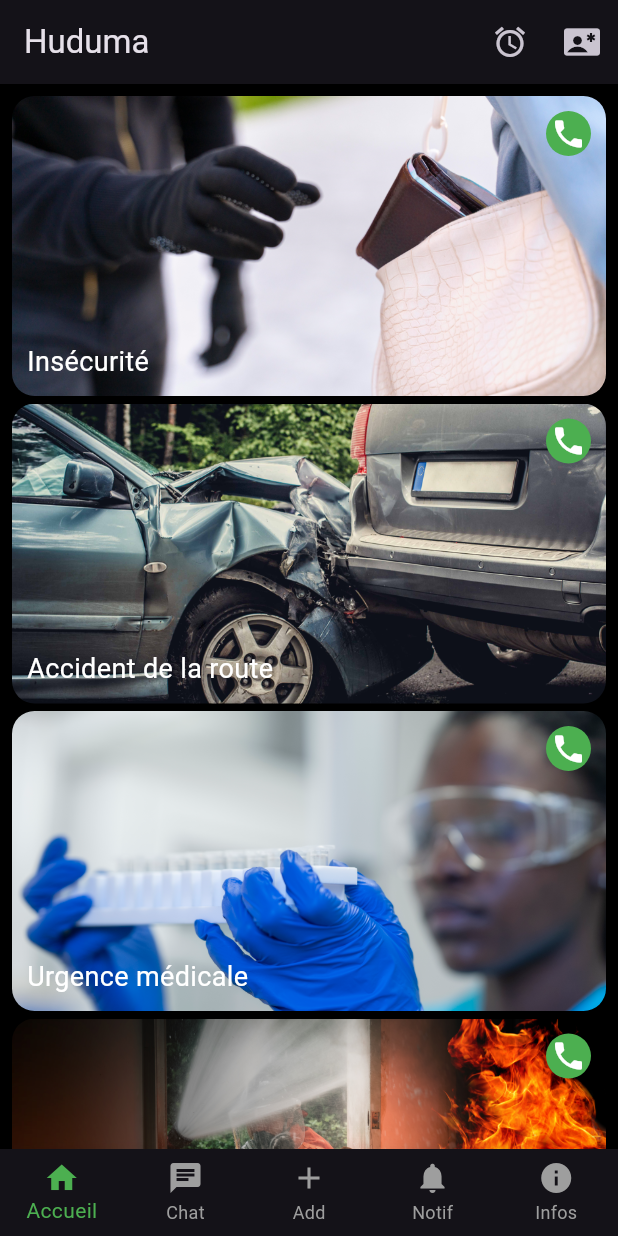
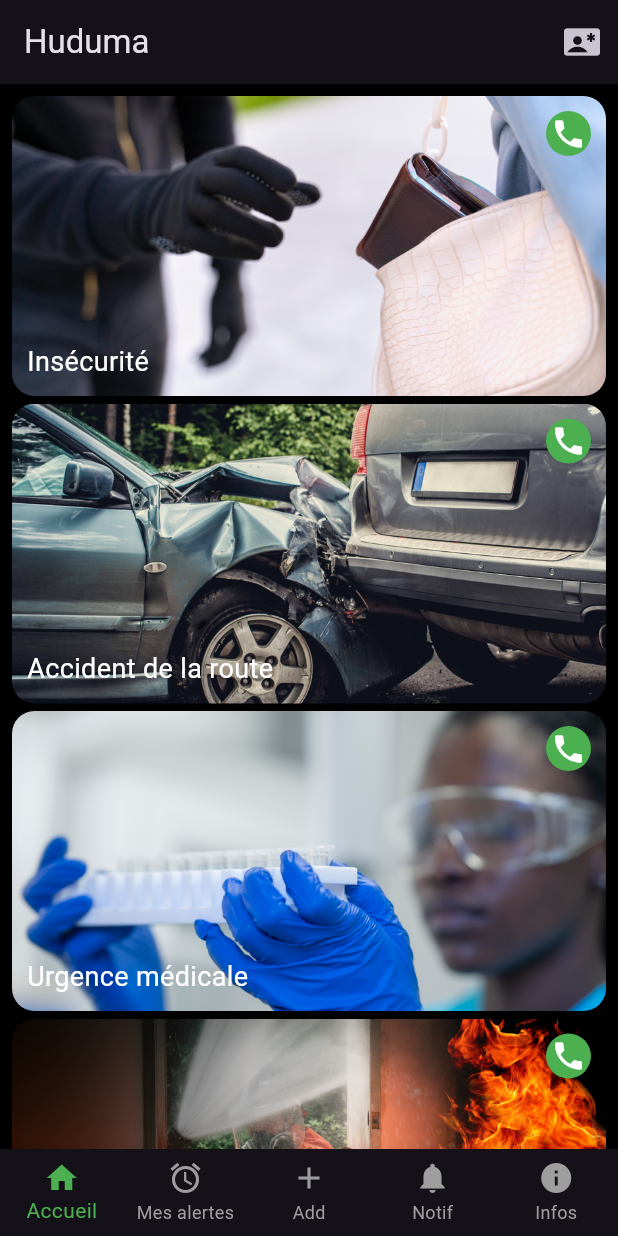
Before and after one commit to Jospin6/huduma, a Flutter app: the MyApp screen opened directly, after a tap on the "phone" icon, on a phone screen of 412 x 824 dp. Run offline on Flutter 3.47's test engine with Material 3 defaults, Android fonts, the phone set to English and light mode, and no system bars; our stand-ins replace cloud_firestore, firebase_auth, firebase_core, firebase_storage, geolocator, google_maps_flutter and 2 more; missing offline and left inert: flutter_sms; accounts and stored records are empty.

```diff
--- a/lib/myApp.dart
+++ b/lib/myApp.dart
@@ -3,7 +3,7 @@ import 'package:huduma/screens/alerteHistoryPage.dart';
 import 'package:huduma/screens/contactsPage.dart';
 import 'package:huduma/screens/homePage.dart';
 import 'package:huduma/screens/infosPage.dart';
-import 'package:huduma/screens/messageriePage.dart';
+// import 'package:huduma/screens/messageriePage.dart';
 import 'package:huduma/screens/notificationsPage.dart';
 import 'package:huduma/screens/signalerPage.dart';
 
@@ -29,21 +29,12 @@ class _MyAppState extends State<MyApp> {
       appBar: AppBar(
         title: [
           const Text("Huduma"),
-          const Text("Messagerie"),
+          const Text("Mes alertes"),
           const Text("Signaler"),
           const Text("Notifications"),
           const Text("Infos")
         ][_currentIndex],
         actions: [
-          IconButton(
-              onPressed: () => {
-                    Navigator.push(
-                      context,
-                      MaterialPageRoute(
-                          builder: (context) => const AlertHistoryPage()),
-                    )
-                  },
-              icon: const Icon(Icons.alarm)),
           IconButton(
               onPressed: () => {
                     Navigator.push(
@@ -57,7 +48,7 @@ class _MyAppState extends State<MyApp> {
       ),
       body: [
         const HomePage(),
-        const MessageriePage(),
+        const AlertHistoryPage(),
         const SignalerPage(),
         const NotificationsPage(),
         const InfosPage()
@@ -71,7 +62,7 @@ class _MyAppState extends State<MyApp> {
         elevation: 10,
         items: const [
           BottomNavigationBarItem(icon: Icon(Icons.home), label: "Accueil"),
-          BottomNavigationBarItem(icon: Icon(Icons.chat), label: "Chat"),
+          BottomNavigationBarItem(icon: Icon(Icons.alarm), label: "Mes alertes"),
           BottomNavigationBarItem(icon: Icon(Icons.add), label: "Add"),
           BottomNavigationBarItem(
               icon: Icon(Icons.notifications), label: "Notif"),
--- a/lib/screens/widgets/alerteAppelWidget.dart
+++ b/lib/screens/widgets/alerteAppelWidget.dart
@@ -21,23 +21,23 @@ class AlerteAppelWidget extends StatelessWidget {
         );
 
         try {
+          final contacts = await _getContacts();
+          Position position = await _getUserLocation();
+          // Récupérer le nom de l'utilisateur
+          String userName = await _getUserName(userUID!);
+
+          await _saveEmergencyAlert(position);
           if (await canLaunchUrl(launchUri)) {
             await launchUrl(launchUri);
           } else {
             throw 'Impossible de lancer $launchUri';
           }
 
-          final contacts = await _getContacts();
-          Position position = await _getUserLocation();
-
-          // Récupérer le nom de l'utilisateur
-          String userName = await _getUserName(userUID!);
-
           for (var contact in contacts) {
             await _sendSms(contact['phone'], position, userName);
           }
 
-          await _saveEmergencyAlert(position);
+
 
           await FirebaseFirestore.instance.collection('notifications').add({
             'titre': option['title'],
```
Also changed, not shown: lib/screens/chatPage.dart (+32 -14 lines), lib/screens/detailPage.dart (+81 -17 lines), lib/screens/widgets/expansionTextWidget.dart (+21 -10 lines).
